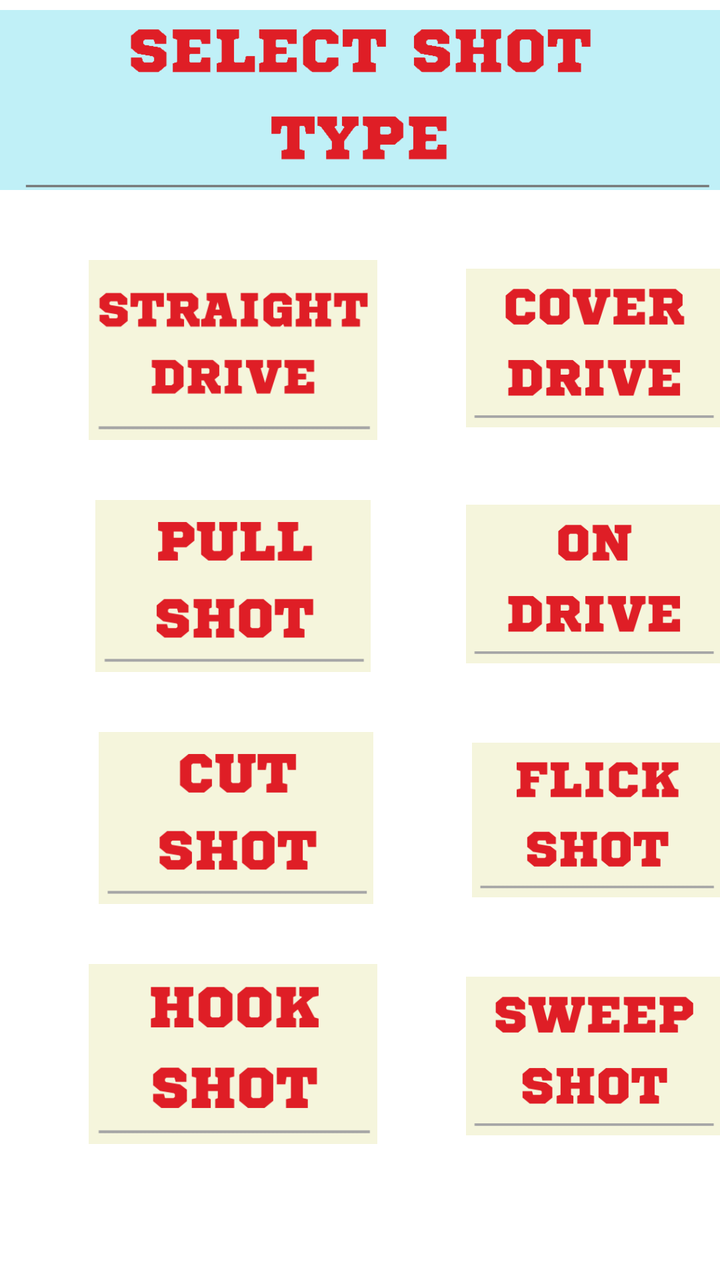
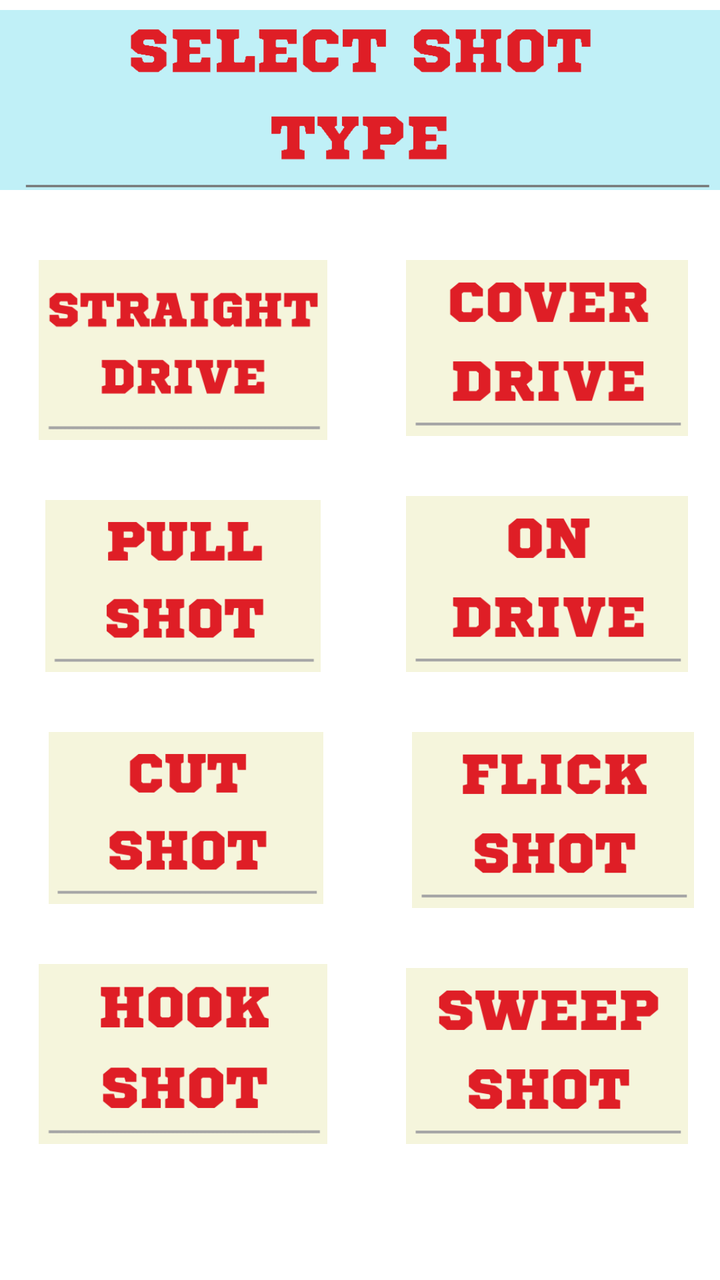

Compare the two renders of this Android layout. The source of the first and the diff that turns it into the second are given below.
<!-- AndroidManifest.xml: application theme Theme.ShotSense -->
<!-- res/layout/activity_menu.xml -->
<?xml version="1.0" encoding="utf-8"?>
<RelativeLayout xmlns:android="http://schemas.android.com/apk/res/android"
    xmlns:app="http://schemas.android.com/apk/res-auto"
    xmlns:tools="http://schemas.android.com/tools"
    android:layout_width="match_parent"
    android:layout_height="match_parent"
    tools:context=".Menu" >





    <ImageView
        android:id="@+id/hook_shot"
        android:layout_width="173dp"
        android:layout_height="90dp"
        android:layout_below="@id/cut_shot"
        android:layout_marginLeft="30dp"
        android:layout_marginTop="30dp"
        android:src="@drawable/hookshot" />

    <ImageView
        android:id="@+id/top"
        android:layout_width="match_parent"
        android:layout_height="100dp"
        android:src="@drawable/selcetop" />

    <ImageView
        android:id="@+id/straight_drive"
        android:layout_width="173dp"
        android:layout_height="90dp"
        android:layout_below="@id/top"
        android:layout_marginLeft="30dp"
        android:layout_marginTop="30dp"
        android:src="@drawable/sdrive" />

    <ImageView
        android:id="@+id/cover_drive"
        android:layout_width="161dp"
        android:layout_height="88dp"
        android:layout_below="@id/top"
        android:layout_marginLeft="30dp"
        android:layout_marginTop="30dp"
        android:layout_toRightOf="@+id/straight_drive"
        android:src="@drawable/coverdrive" />

    <ImageView
        android:id="@+id/on_drive"
        android:layout_width="161dp"
        android:layout_height="88dp"
        android:layout_below="@id/cover_drive"
        android:layout_marginLeft="30dp"
        android:layout_marginTop="30dp"
        android:layout_toRightOf="@+id/pull_shot"
        android:src="@drawable/ondrive" />

    <ImageView
        android:id="@+id/flick_shot"
        android:layout_width="161dp"
        android:layout_height="88dp"
        android:layout_below="@id/on_drive"
        android:layout_marginLeft="30dp"
        android:layout_marginTop="30dp"
        android:layout_toRightOf="@+id/cut_shot"
        android:src="@drawable/flickshot" />

    <ImageView
        android:id="@+id/sweep_shot"
        android:layout_width="161dp"
        android:layout_height="88dp"
        android:layout_below="@id/flick_shot"
        android:layout_marginLeft="30dp"
        android:layout_marginTop="30dp"
        android:layout_toRightOf="@+id/hook_shot"
        android:src="@drawable/sweepshot" />

    <ImageView
        android:id="@+id/pull_shot"
        android:layout_width="173dp"
        android:layout_height="86dp"
        android:layout_below="@id/straight_drive"
        android:layout_marginLeft="30dp"
        android:layout_marginTop="30dp"
        android:src="@drawable/pullshot" />

    <ImageView
        android:id="@+id/cut_shot"
        android:layout_width="176dp"
        android:layout_height="86dp"
        android:layout_below="@id/pull_shot"
        android:layout_marginLeft="30dp"
        android:layout_marginTop="30dp"
        android:src="@drawable/cutshot" />


    <Button
        android:id="@+id/straight_drive_bt"
        android:layout_width="173dp"
        android:layout_height="90dp"
        android:layout_below="@id/top"
        android:layout_marginLeft="30dp"
        android:layout_marginTop="30dp"
        android:background="#00FFFFFF" />

    <Button
        android:id="@+id/cover_drive_bt"
        android:layout_width="161dp"
        android:layout_height="88dp"
        android:layout_below="@id/top"
        android:layout_marginLeft="30dp"
        android:layout_marginTop="30dp"
        android:layout_toRightOf="@+id/straight_drive"
        android:background="#00FFFFFF" />

    <Button
        android:id="@+id/pull_shot_bt"
        android:layout_width="173dp"
        android:layout_height="86dp"
        android:layout_below="@id/straight_drive"
        android:layout_marginLeft="30dp"
        android:layout_marginTop="30dp"
        android:background="#00FFFFFF"/>

    <Button
        android:id="@+id/on_drive_bt"
        android:layout_width="161dp"
        android:layout_height="88dp"
        android:layout_below="@id/cover_drive"
        android:layout_marginLeft="30dp"
        android:layout_marginTop="30dp"
        android:layout_toRightOf="@+id/pull_shot"
        android:background="#00FFFFFF"/>


    <Button
        android:id="@+id/cut_shot_bt"
        android:layout_width="176dp"
        android:layout_height="86dp"
        android:layout_below="@id/pull_shot"
        android:layout_marginLeft="30dp"
        android:layout_marginTop="30dp"
        android:background="#00FFFFFF"/>

    <Button
        android:id="@+id/flick_shot_bt"
        android:layout_width="161dp"
        android:layout_height="88dp"
        android:layout_below="@id/on_drive"
        android:layout_marginLeft="30dp"
        android:layout_marginTop="30dp"
        android:layout_toRightOf="@+id/cut_shot"
        android:background="#00FFFFFF"/>

    <Button
        android:id="@+id/hook_shot_bt"
        android:layout_width="173dp"
        android:layout_height="90dp"
        android:layout_below="@id/cut_shot"
        android:layout_marginLeft="30dp"
        android:layout_marginTop="30dp"
        android:background="#00FFFFFF"/>


    <Button
        android:id="@+id/sweep_shot_bt"
        android:layout_width="161dp"
        android:layout_height="88dp"
        android:layout_below="@id/flick_shot"
        android:layout_marginLeft="30dp"
        android:layout_marginTop="30dp"
        android:layout_toRightOf="@+id/hook_shot"
        android:background="#00FFFFFF"/>

</RelativeLayout>
<!-- resources referenced by this layout -->
<resources>
  <!-- drawable coverdrive: png bitmap (drawable, 9648 bytes) -->
  <!-- drawable cutshot: png bitmap (drawable, 7298 bytes) -->
  <!-- drawable flickshot: png bitmap (drawable, 8304 bytes) -->
  <!-- drawable hookshot: png bitmap (drawable, 8552 bytes) -->
  <!-- drawable ondrive: png bitmap (drawable, 7542 bytes) -->
  <!-- drawable pullshot: png bitmap (drawable, 7230 bytes) -->
  <!-- drawable sdrive: png bitmap (drawable, 10263 bytes) -->
  <!-- drawable selcetop: png bitmap (drawable, 8831 bytes) -->
  <!-- drawable sweepshot: png bitmap (drawable, 9857 bytes) -->
  <style name="Theme.ShotSense" parent="Theme.MaterialComponents.DayNight.DarkActionBar">
          
          <item name="colorPrimary">@color/purple_500</item>
          <item name="colorPrimaryVariant">@color/purple_700</item>
          <item name="colorOnPrimary">@color/white</item>
          
          <item name="colorSecondary">@color/teal_200</item>
          <item name="colorSecondaryVariant">@color/teal_700</item>
          <item name="colorOnSecondary">@color/black</item>
          
          <item name="android:statusBarColor" tools:targetApi="l">?attr/colorPrimaryVariant</item>
          
      </style>
  <color name="purple_500">#FF6200EE</color>
  <color name="purple_700">#FF3700B3</color>
  <color name="white">#FFFFFFFF</color>
  <color name="teal_200">#FF03DAC5</color>
  <color name="teal_700">#FF018786</color>
  <color name="black">#FF000000</color>
</resources>

<!-- the commit's change to res/layout/activity_menu.xml (unified diff, before → after) -->
@@ -7,15 +7,12 @@
     tools:context=".Menu" >
 
 
-
-
-
     <ImageView
         android:id="@+id/hook_shot"
         android:layout_width="173dp"
         android:layout_height="90dp"
         android:layout_below="@id/cut_shot"
-        android:layout_marginLeft="30dp"
+        android:layout_marginLeft="5dp"
         android:layout_marginTop="30dp"
         android:src="@drawable/hookshot" />
 
@@ -30,7 +27,7 @@
         android:layout_width="173dp"
         android:layout_height="90dp"
         android:layout_below="@id/top"
-        android:layout_marginLeft="30dp"
+        android:layout_marginLeft="5dp"
         android:layout_marginTop="30dp"
         android:src="@drawable/sdrive" />
 
@@ -39,7 +36,7 @@
         android:layout_width="161dp"
         android:layout_height="88dp"
         android:layout_below="@id/top"
-        android:layout_marginLeft="30dp"
+        android:layout_marginLeft="15dp"
         android:layout_marginTop="30dp"
         android:layout_toRightOf="@+id/straight_drive"
         android:src="@drawable/coverdrive" />
@@ -49,7 +46,7 @@
         android:layout_width="161dp"
         android:layout_height="88dp"
         android:layout_below="@id/cover_drive"
-        android:layout_marginLeft="30dp"
+        android:layout_marginLeft="15dp"
         android:layout_marginTop="30dp"
         android:layout_toRightOf="@+id/pull_shot"
         android:src="@drawable/ondrive" />
@@ -59,7 +56,7 @@
         android:layout_width="161dp"
         android:layout_height="88dp"
         android:layout_below="@id/on_drive"
-        android:layout_marginLeft="30dp"
+        android:layout_marginLeft="15dp"
         android:layout_marginTop="30dp"
         android:layout_toRightOf="@+id/cut_shot"
         android:src="@drawable/flickshot" />
@@ -69,7 +66,7 @@
         android:layout_width="161dp"
         android:layout_height="88dp"
         android:layout_below="@id/flick_shot"
-        android:layout_marginLeft="30dp"
+        android:layout_marginLeft="15dp"
         android:layout_marginTop="30dp"
         android:layout_toRightOf="@+id/hook_shot"
         android:src="@drawable/sweepshot" />
@@ -79,7 +76,7 @@
         android:layout_width="173dp"
         android:layout_height="86dp"
         android:layout_below="@id/straight_drive"
-        android:layout_marginLeft="30dp"
+        android:layout_marginLeft="5dp"
         android:layout_marginTop="30dp"
         android:src="@drawable/pullshot" />
 
@@ -88,7 +85,7 @@
         android:layout_width="176dp"
         android:layout_height="86dp"
         android:layout_below="@id/pull_shot"
-        android:layout_marginLeft="30dp"
+        android:layout_marginLeft="5dp"
         android:layout_marginTop="30dp"
         android:src="@drawable/cutshot" />
 
@@ -98,7 +95,7 @@
         android:layout_width="173dp"
         android:layout_height="90dp"
         android:layout_below="@id/top"
-        android:layout_marginLeft="30dp"
+        android:layout_marginLeft="5dp"
         android:layout_marginTop="30dp"
         android:background="#00FFFFFF" />
 
@@ -107,7 +104,7 @@
         android:layout_width="161dp"
         android:layout_height="88dp"
         android:layout_below="@id/top"
-        android:layout_marginLeft="30dp"
+        android:layout_marginLeft="15dp"
         android:layout_marginTop="30dp"
         android:layout_toRightOf="@+id/straight_drive"
         android:background="#00FFFFFF" />
@@ -117,19 +114,19 @@
         android:layout_width="173dp"
         android:layout_height="86dp"
         android:layout_below="@id/straight_drive"
-        android:layout_marginLeft="30dp"
+        android:layout_marginLeft="5dp"
         android:layout_marginTop="30dp"
-        android:background="#00FFFFFF"/>
+        android:background="#00FFFFFF" />
 
     <Button
         android:id="@+id/on_drive_bt"
         android:layout_width="161dp"
         android:layout_height="88dp"
         android:layout_below="@id/cover_drive"
-        android:layout_marginLeft="30dp"
+        android:layout_marginLeft="15dp"
         android:layout_marginTop="30dp"
         android:layout_toRightOf="@+id/pull_shot"
-        android:background="#00FFFFFF"/>
+        android:background="#00FFFFFF" />
 
 
     <Button
@@ -137,28 +134,28 @@
         android:layout_width="176dp"
         android:layout_height="86dp"
         android:layout_below="@id/pull_shot"
-        android:layout_marginLeft="30dp"
+        android:layout_marginLeft="5dp"
         android:layout_marginTop="30dp"
-        android:background="#00FFFFFF"/>
+        android:background="#00FFFFFF" />
 
     <Button
         android:id="@+id/flick_shot_bt"
         android:layout_width="161dp"
         android:layout_height="88dp"
         android:layout_below="@id/on_drive"
-        android:layout_marginLeft="30dp"
+        android:layout_marginLeft="15dp"
         android:layout_marginTop="30dp"
         android:layout_toRightOf="@+id/cut_shot"
-        android:background="#00FFFFFF"/>
+        android:background="#00FFFFFF" />
 
     <Button
         android:id="@+id/hook_shot_bt"
         android:layout_width="173dp"
         android:layout_height="90dp"
         android:layout_below="@id/cut_shot"
-        android:layout_marginLeft="30dp"
+        android:layout_marginLeft="5dp"
         android:layout_marginTop="30dp"
-        android:background="#00FFFFFF"/>
+        android:background="#00FFFFFF" />
 
 
     <Button
@@ -166,9 +163,9 @@
         android:layout_width="161dp"
         android:layout_height="88dp"
         android:layout_below="@id/flick_shot"
-        android:layout_marginLeft="30dp"
+        android:layout_marginLeft="15dp"
         android:layout_marginTop="30dp"
         android:layout_toRightOf="@+id/hook_shot"
-        android:background="#00FFFFFF"/>
+        android:background="#00FFFFFF" />
 
 </RelativeLayout>
